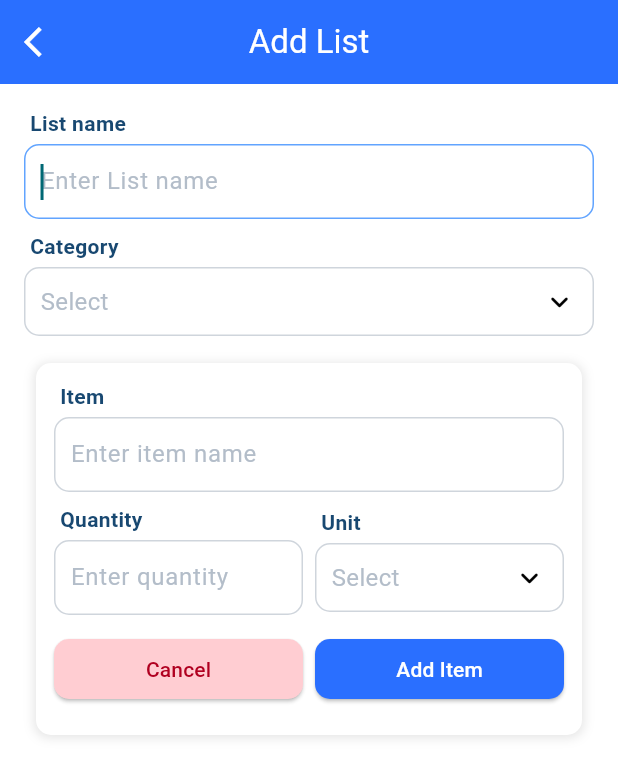
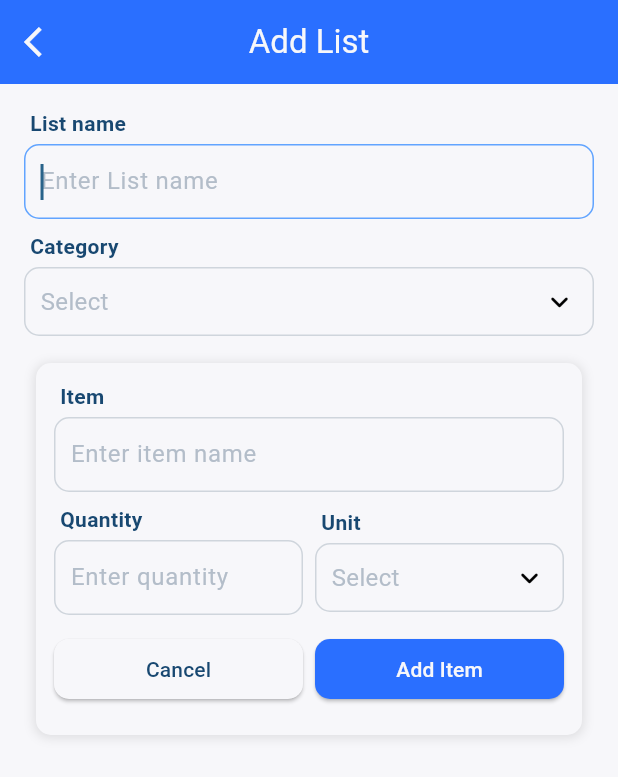
Before and after one commit to yudizhemal/first_demo_project, a Flutter app: the AddList screen opened by its route, on a phone screen of 412 x 824 dp. Shown: the top 777 px of the screen. Run offline on Flutter 3.47's test engine with Material 3 defaults, Android fonts, the phone set to English and light mode, and no system bars; drawn by our look-alikes of dropdown_button2; our stand-ins replace flutter_speed_dial, get.

Commit message:
Added Custom Color and Redesigned form button

```diff
--- a/lib/Theme/Colors.dart
+++ b/lib/Theme/Colors.dart
@@ -1,6 +1,7 @@
 import 'package:flutter/material.dart';
 // Primary Colors
 const primaryColor = Color(0xff2A6FFF); // dodgerBlue
+const lightTextColor = Color(0xffF7F7FA); // zircon
 
 // Secondary Colors
 const secondaryColor = Color(0xff61A4FF); // malibu
--- a/lib/main.dart
+++ b/lib/main.dart
@@ -16,8 +16,8 @@ class MyApp extends StatelessWidget {
     return GetMaterialApp(
       title: 'Flutter Demo',
       theme: ThemeData(
-        colorScheme: ColorScheme.fromSeed(seedColor: Colors.white),
-        scaffoldBackgroundColor: Colors.white,
+        colorScheme: ColorScheme.fromSeed(seedColor: backgroundColor3),
+        scaffoldBackgroundColor: backgroundColor3,
         inputDecorationTheme: const InputDecorationTheme(
           // hintStyle: TextStyle(
           //   color: Colors.grey,
@@ -42,7 +42,7 @@ class MyApp extends StatelessWidget {
         ),
         appBarTheme: const AppBarTheme(
           backgroundColor: primaryColor,
-          iconTheme: IconThemeData(color: Colors.white),
+          iconTheme: IconThemeData(color: lightTextColor),
         ),
         useMaterial3: true,
       ),
--- a/lib/presentation/add-list/add_list.dart
+++ b/lib/presentation/add-list/add_list.dart
@@ -48,7 +48,7 @@ class AddList extends StatelessWidget {
                 padding: const EdgeInsets.all(12),
                 decoration: BoxDecoration(
                   borderRadius: BorderRadius.circular(10),
-                  color: Colors.white,
+                  color: backgroundColor3,
                   boxShadow: [
                     BoxShadow(
                       color: Colors.black.withOpacity(0.1),
@@ -105,8 +105,8 @@ class AddList extends StatelessWidget {
                             child: ElevatedButton(
                               onPressed: controller.addListItem,
                               style: ElevatedButton.styleFrom(
-                                backgroundColor: errorBackground,
-                                foregroundColor: errorTextColor,
+                                backgroundColor: backgroundColor3,
+                                foregroundColor: darkBlue,
                                 minimumSize: const Size(double.infinity, 40),
                                 shape: RoundedRectangleBorder(
                                   borderRadius: BorderRadius.circular(10),
@@ -121,7 +121,7 @@ class AddList extends StatelessWidget {
                               onPressed: controller.addListItem,
                               style: ElevatedButton.styleFrom(
                                 backgroundColor: primaryColor,
-                                foregroundColor: Colors.white,
+                                foregroundColor: backgroundColor3,
                                 minimumSize: const Size(double.infinity, 40),
                                 shape: RoundedRectangleBorder(
                                   borderRadius: BorderRadius.circular(10),
--- a/lib/presentation/home/home_screen.dart
+++ b/lib/presentation/home/home_screen.dart
@@ -45,7 +45,7 @@
             useRotationAnimation: true,
             tooltip: 'Action',
             heroTag: 'speed-dial-hero-tag',
-            foregroundColor: Colors.white,
+            foregroundColor: lightTextColor,
             backgroundColor: primaryColor,
             elevation: 8.0,
             animationCurve: Curves.elasticInOut,
@@ -54,14 +54,14 @@
               SpeedDialChild(
                 child: const Icon(Icons.list_alt) ,
                 backgroundColor: Colors.orange,
-                foregroundColor: Colors.white,
+                foregroundColor: lightTextColor,
                 label: 'List',
                 onTap: () => Get.toNamed(AppRoutes.addList),
               ),
               SpeedDialChild(
                 child: const Icon(Icons.category_outlined),
                 backgroundColor: Colors.blueAccent,
-                foregroundColor: Colors.white,
+                foregroundColor: lightTextColor,
                 label: 'Category',
                 onTap: () => controller.showAddCategoryDialog(context),
               ),
--- a/lib/widgets/CustomAppbar.dart
+++ b/lib/widgets/CustomAppbar.dart
@@ -1,3 +1,4 @@
+import 'package:first_demo_project/Theme/Colors.dart';
 import 'package:flutter/material.dart';
 
 class CustomAppBar extends StatelessWidget implements PreferredSizeWidget {
@@ -30,7 +31,7 @@ class CustomAppBar extends StatelessWidget implements PreferredSizeWidget {
       leading: leading ??
           (canGoBack
               ? IconButton(
-                  icon: const Icon(Icons.arrow_back_ios, color: Colors.white),
+                  icon: const Icon(Icons.arrow_back_ios, color: lightTextColor),
                   onPressed: () {
                     Navigator.of(context).pop();
                   },
@@ -39,7 +40,7 @@ class CustomAppBar extends StatelessWidget implements PreferredSizeWidget {
       title: titleWidget ?? Text(
               title,
               style: const TextStyle(
-                color: Colors.white,
+                color: lightTextColor,
               ),
             ),
       centerTitle: true,
--- a/lib/widgets/CustomDropdown.dart
+++ b/lib/widgets/CustomDropdown.dart
@@ -106,7 +106,7 @@ class _CustomDropdownState extends State<CustomDropdown> {
                 dropdownStyleData: DropdownStyleData(
                   offset: const Offset(0, -10),
                   decoration: BoxDecoration(
-                    color: Colors.white,
+                    color: backgroundColor3,
                     borderRadius: BorderRadius.circular(10),
                     boxShadow: [
                       BoxShadow(
```
